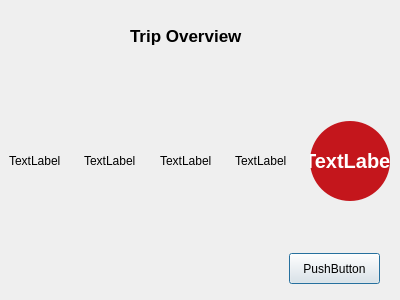
First picture: the form in trip_overview.ui, repository Akil0814/College_Tour, before the edit.
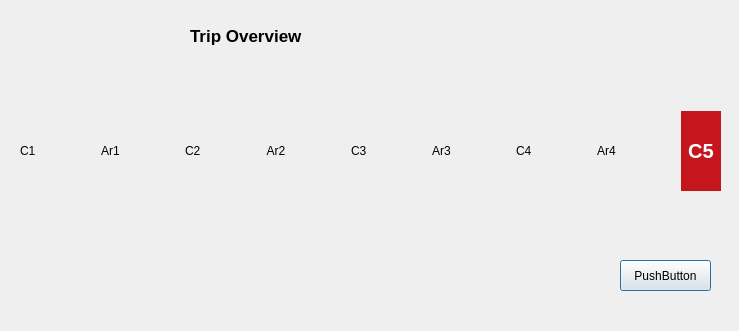
Second picture: the form after the edit.

Commit message: Added pre made trips and made trip_overview UI nicer

Patch:
```diff
--- a/trip_overview.ui
+++ b/trip_overview.ui
@@ -6,19 +6,19 @@
    <rect>
     <x>0</x>
     <y>0</y>
-    <width>400</width>
-    <height>300</height>
+    <width>739</width>
+    <height>331</height>
    </rect>
   </property>
   <property name="windowTitle">
    <string>Dialog</string>
   </property>
-  <widget class="QLabel" name="label">
+  <widget class="QLabel" name="trip_overview_2">
    <property name="geometry">
     <rect>
-     <x>130</x>
+     <x>190</x>
      <y>10</y>
-     <width>121</width>
+     <width>291</width>
      <height>51</height>
     </rect>
    </property>
@@ -38,9 +38,9 @@
   <widget class="QWidget" name="horizontalLayoutWidget">
    <property name="geometry">
     <rect>
-     <x>9</x>
-     <y>120</y>
-     <width>381</width>
+     <x>20</x>
+     <y>110</y>
+     <width>701</width>
      <height>82</height>
     </rect>
    </property>
@@ -48,28 +48,92 @@
     <item>
      <widget class="QLabel" name="circle1">
       <property name="text">
-       <string>TextLabel</string>
+       <string>C1</string>
+      </property>
+     </widget>
+    </item>
+    <item>
+     <widget class="QLabel" name="label">
+      <property name="sizePolicy">
+       <sizepolicy hsizetype="Expanding" vsizetype="Preferred">
+        <horstretch>0</horstretch>
+        <verstretch>0</verstretch>
+       </sizepolicy>
+      </property>
+      <property name="text">
+       <string>Ar1</string>
+      </property>
+      <property name="alignment">
+       <set>Qt::AlignmentFlag::AlignCenter</set>
       </property>
      </widget>
     </item>
     <item>
      <widget class="QLabel" name="circle2">
       <property name="text">
-       <string>TextLabel</string>
+       <string>C2</string>
+      </property>
+     </widget>
+    </item>
+    <item>
+     <widget class="QLabel" name="label_2">
+      <property name="sizePolicy">
+       <sizepolicy hsizetype="Expanding" vsizetype="Preferred">
+        <horstretch>0</horstretch>
+        <verstretch>0</verstretch>
+       </sizepolicy>
+      </property>
+      <property name="text">
+       <string>Ar2</string>
+      </property>
+      <property name="alignment">
+       <set>Qt::AlignmentFlag::AlignCenter</set>
       </property>
      </widget>
     </item>
     <item>
      <widget class="QLabel" name="circle3">
       <property name="text">
-       <string>TextLabel</string>
+       <string>C3</string>
+      </property>
+     </widget>
+    </item>
+    <item>
+     <widget class="QLabel" name="label_3">
+      <property name="sizePolicy">
+       <sizepolicy hsizetype="Expanding" vsizetype="Preferred">
+        <horstretch>0</horstretch>
+        <verstretch>0</verstretch>
+       </sizepolicy>
+      </property>
+      <property name="text">
+       <string>Ar3</string>
+      </property>
+      <property name="alignment">
+       <set>Qt::AlignmentFlag::AlignCenter</set>
       </property>
      </widget>
     </item>
     <item>
      <widget class="QLabel" name="circle4">
       <property name="text">
-       <string>TextLabel</string>
+       <string>C4</string>
+      </property>
+     </widget>
+    </item>
+    <item>
+     <widget class="QLabel" name="label_4">
+      <property name="sizePolicy">
+       <sizepolicy hsizetype="Expanding" vsizetype="Preferred">
+        <horstretch>0</horstretch>
+        <verstretch>0</verstretch>
+       </sizepolicy>
+      </property>
+      <property name="text">
+       <string>Ar4</string>
+      </property>
+      <property name="alignment">
+       <set>Qt::AlignmentFlag::AlignCenter</set>
       </property>
      </widget>
     </item>
@@ -97,7 +161,7 @@
 }</string>
       </property>
       <property name="text">
-       <string>TextLabel</string>
+       <string>C5</string>
       </property>
       <property name="alignment">
        <set>Qt::AlignmentFlag::AlignCenter</set>
@@ -109,8 +173,8 @@
   <widget class="QPushButton" name="nextButton">
    <property name="geometry">
     <rect>
-     <x>289</x>
-     <y>253</y>
+     <x>620</x>
+     <y>260</y>
      <width>91</width>
      <height>31</height>
     </rect>
```
The commit also changes 6 other files.
